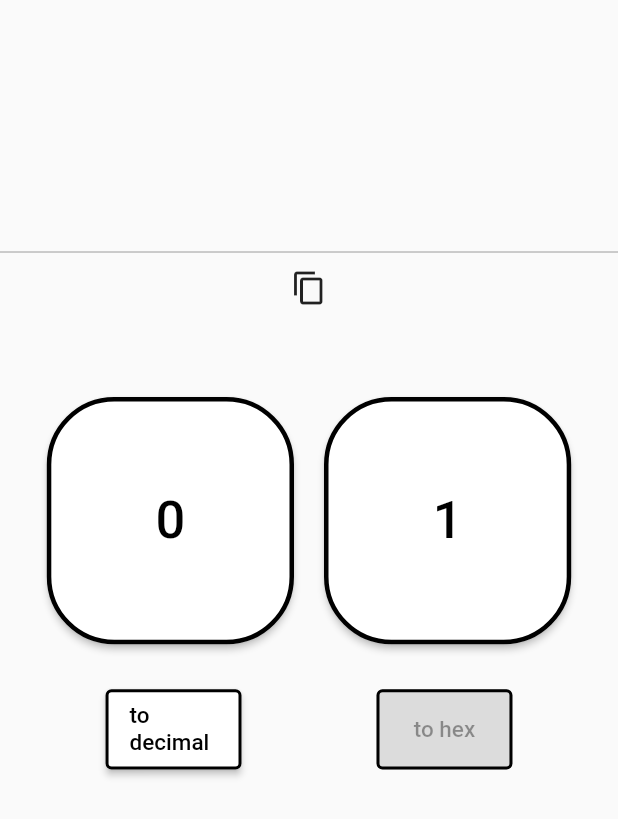
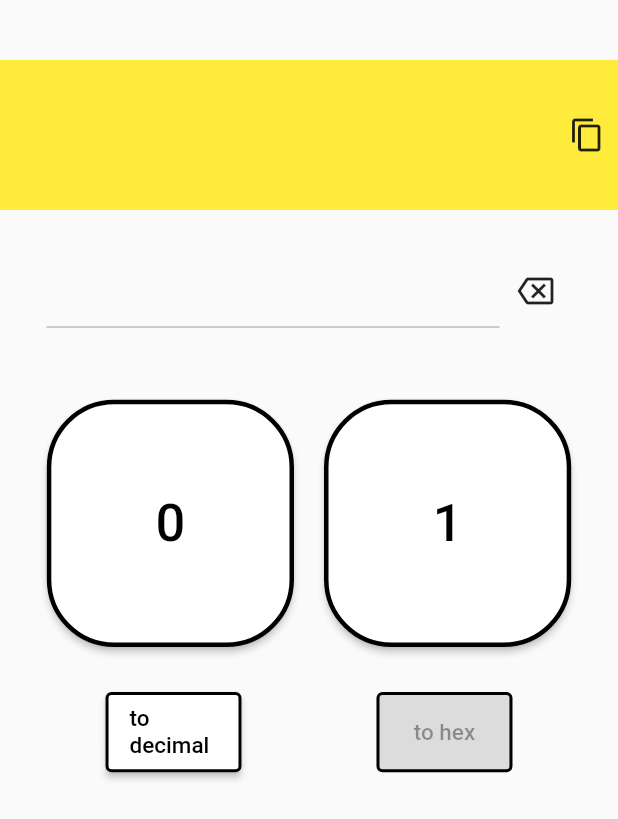
Before and after one commit to itumo-arigatone/simple_binary_converter, a Flutter app: the screen it shows after launch, after a tap on the "content copy" icon, on a phone screen of 412 x 824 dp. Shown: the top 819 px of the screen. Run offline on Flutter 3.47's test engine with Material 2 defaults, Android fonts, the phone set to English and light mode, and no system bars; our stand-ins replace google_mobile_ads; network calls fail.

Commit message:
1文字削除とクリップボード

```diff
--- a/lib/copy_button.dart
+++ b/lib/copy_button.dart
@@ -2,14 +2,14 @@ import 'package:flutter/material.dart';
 import 'package:flutter/services.dart';
 
 class CopyButton {
-  copyToClipborad() {
-    Clipboard.setData(const ClipboardData(text: 'コピーされるテキストaaa'));
+  copyToClipborad(_convertResult) {
+    Clipboard.setData(ClipboardData(text: _convertResult));
   }
 
-  IconButton copyButton() {
+  IconButton copyButton(_convertResult) {
     return IconButton(
       icon: const Icon(Icons.content_copy),
-      onPressed: () => copyToClipborad(),
+      onPressed: () => copyToClipborad(_convertResult),
     );
   }
 }
--- a/lib/main.dart
+++ b/lib/main.dart
@@ -144,6 +144,13 @@ class _MyHomePageState extends State<MyHomePage> {
     });
   }
 
+  void deleteInputData(String inputData) {
+    setState(() {
+      int length = inputData.length - 1;
+      _number = length >= 0  ? inputData.substring(0, length) : _number;
+    });
+  }
+
   void _setConvertMode(String mode) {
     setState(() {
       _convertMode = mode;
@@ -251,17 +258,35 @@ class _MyHomePageState extends State<MyHomePage> {
                     Padding(
                       padding: const EdgeInsets.only(top: 40),
                       child: Container(
-                        height: 50,
+                        height: 100,
+                        color: Colors.yellow,
+                        child: Row(
+                          children: <Widget>[
+                            Expanded(
+                              flex: 9,
+                              child: Container(
+                                alignment: Alignment.center,
                                 child: Text(
                                   _convertResult,
-                          style: TextStyle(
-                            fontSize: 30,
+                                  style: const TextStyle(fontSize: 30,),
                                 ),
+                              )
+                            ),
+                            Expanded(
+                              flex: 1,
+                              child: copyButton.copyButton(_convertResult),
+                            ),
+                          ]
                         ),
                       ),
                     ),
                     const Padding(padding: EdgeInsets.only(top: 30)),
-                    TextField(
+                    Container(
+                      width: 350,
+                      child: Row(
+                        children: <Widget>[
+                          Flexible(
+                            child: TextField(
                               textAlign: TextAlign.center,
                               enabled: false,
                               onChanged: _handleText,
@@ -269,7 +294,14 @@ class _MyHomePageState extends State<MyHomePage> {
                                 text: _number,
                               ),
                             ),
-                    copyButton.copyButton(),
+                          ),
+                          IconButton(
+                            icon: const Icon(Icons.backspace_outlined),
+                            onPressed: () => deleteInputData(_number),
+                          ),
+                        ]
+                      ),
+                    ),
                     Expanded(
                       child: FractionallySizedBox(
                         widthFactor: 1.0,
```
Lines whose indentation alone changed are shown as unchanged.
